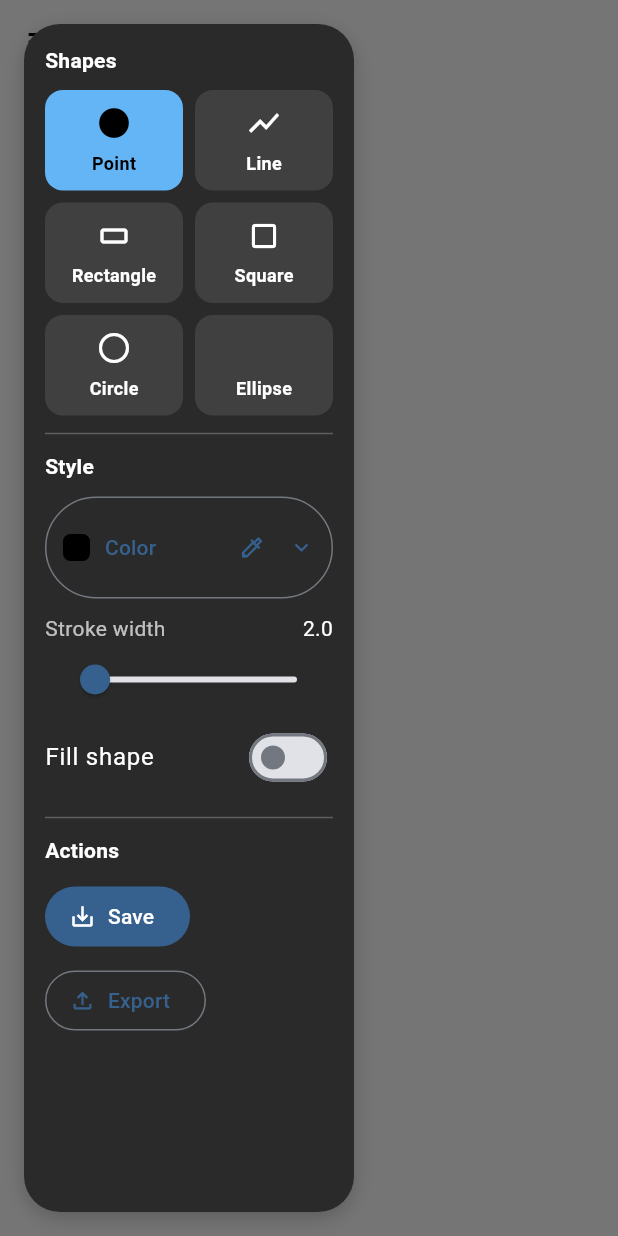
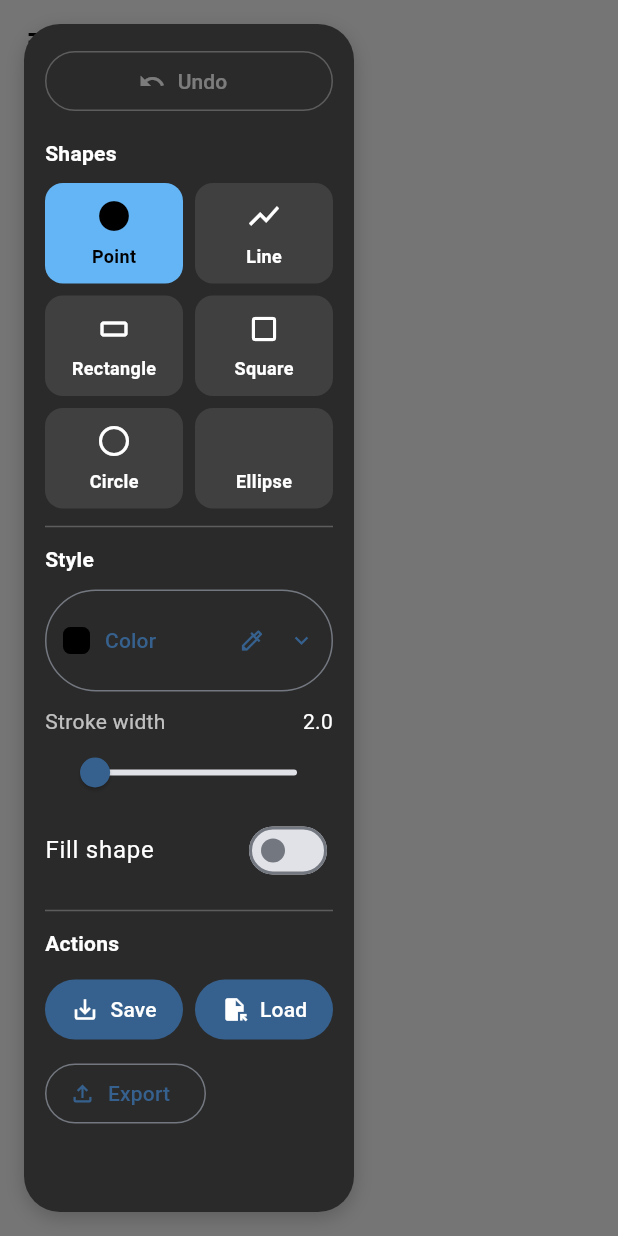
Before and after one commit to ntritran999/Drawing-App-MultiPlatform, a Flutter app: the screen it shows after launch, with the side drawer open, on a phone screen of 412 x 824 dp. Run offline on Flutter 3.47's test engine with Material 3 defaults, Android fonts, the phone set to English and light mode, and no system bars.

Commit message:
Feat: Add undo option when drawing. Add load binary file button.

```diff
--- a/lib/main.dart
+++ b/lib/main.dart
@@ -162,7 +162,7 @@ class _DrawingPageState extends State<DrawingPage> {
                     behavior: HitTestBehavior.opaque,
                     onTapDown: (details) => _pickColorAt(details.localPosition),
                     child: ColoredBox(
-                      color: Colors.black.withOpacity(0.08),
+                      color: Colors.black.withAlpha(20),
                       child: Stack(
                         children: [
                           const Positioned(
--- a/lib/widgets/toolbar.dart
+++ b/lib/widgets/toolbar.dart
@@ -18,12 +18,29 @@ class DrawingToolbar extends StatelessWidget {
 						borderRadius: BorderRadius.circular(24),
 						boxShadow: [
 							BoxShadow(
-								color: Colors.black.withOpacity(0.2),
+								color: Colors.black.withAlpha(51),
 								blurRadius: 10,
 								offset: const Offset(0, 4),
 							),
 						],
 					),
+					child: Column(
+						crossAxisAlignment: CrossAxisAlignment.stretch,
+						children: [
+							Padding(
+								padding: const EdgeInsets.fromLTRB(14, 14, 14, 0),
+								child: OutlinedButton.icon(
+									style: OutlinedButton.styleFrom(
+										foregroundColor: Colors.white,
+										disabledForegroundColor: Colors.white38,
+										side: const BorderSide(color: Colors.white24),
+									),
+									onPressed: drawing.shapes.isNotEmpty ? drawing.undo : null,
+									icon: const Icon(Icons.undo),
+									label: const Text('Undo'),
+								),
+							),
+							Expanded(
 								child: SingleChildScrollView(
 									padding: const EdgeInsets.all(14),
 									child: Column(
@@ -46,6 +63,9 @@ class DrawingToolbar extends StatelessWidget {
 											const _ActionsSection(),
 										],
 									),
+								),
+							),
+						],
 					),
 				);
 			},
@@ -170,7 +190,13 @@ class _ActionsSection extends StatelessWidget {
 			children: [
 				const _SectionTitle('Actions'),
 				const SizedBox(height: 10),
-				FilledButton.icon(
+				Row(
+					children: [
+						Expanded(
+							child: FilledButton.icon(
+								style: FilledButton.styleFrom(
+									padding: const EdgeInsets.symmetric(horizontal: 8),
+								),
 								onPressed: () {
 									ScaffoldMessenger.of(context).showSnackBar(
 										const SnackBar(content: Text('Save action layout is ready.')),
@@ -178,6 +204,24 @@ class _ActionsSection extends StatelessWidget {
 								},
 								icon: const Icon(Icons.save_alt),
 								label: const Text('Save'),
+							),
+						),
+						const SizedBox(width: 8),
+						Expanded(
+							child: FilledButton.icon(
+								style: FilledButton.styleFrom(
+									padding: const EdgeInsets.symmetric(horizontal: 8),
+								),
+								onPressed: () {
+									ScaffoldMessenger.of(context).showSnackBar(
+										const SnackBar(content: Text('Load action layout is ready.')),
+									);
+								},
+								icon: const Icon(Icons.file_open),
+								label: const Text('Load'),
+							),
+						),
+					],
 				),
 				const SizedBox(height: 8),
 				OutlinedButton.icon(
```
Lines whose indentation alone changed are shown as unchanged.
